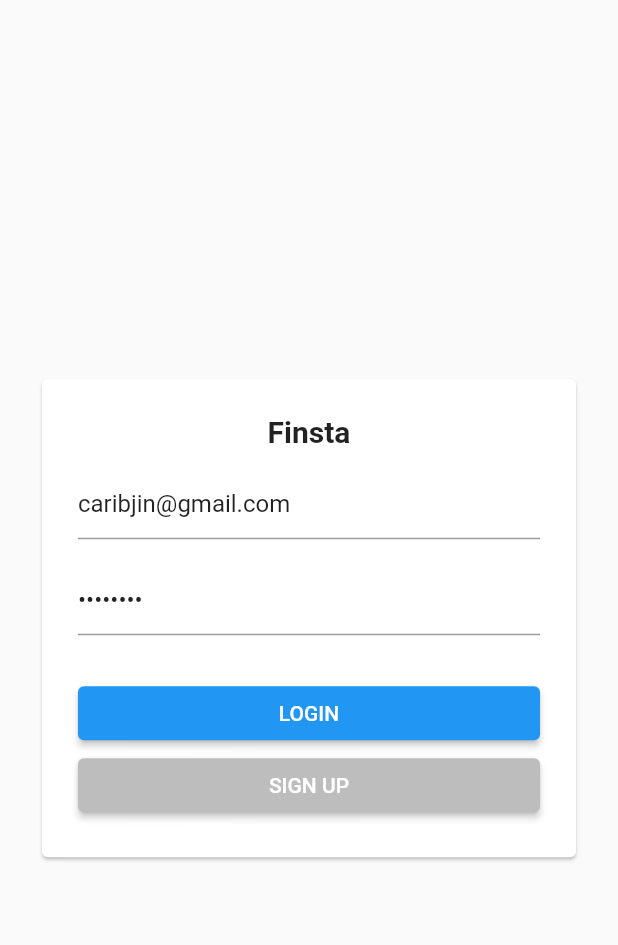
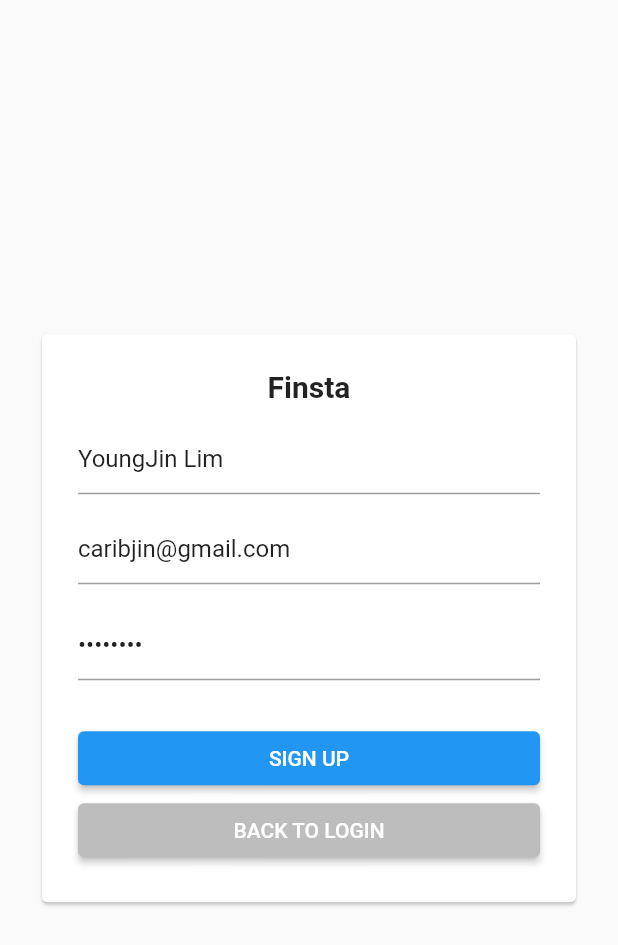
Before and after one commit to caribjin/finsta, a Flutter app: the screen it shows after launch, after a tap on "SIGN UP", on a phone screen of 412 x 824 dp. Shown: the top 945 px of the screen. Run offline on Flutter 3.47's test engine with Material 2 defaults, Android fonts, the phone set to English and light mode, and no system bars; our stand-ins replace bloc, cloud_firestore, equatable, firebase_auth, firebase_core, flutter_bloc; accounts and stored records are empty.

Commit message:
sign up screen 추가 및 login 동작 연결.

```diff
--- a/lib/config/custom_router.dart
+++ b/lib/config/custom_router.dart
@@ -1,6 +1,6 @@
+import 'package:finsta/screens/signup/signup_screen.dart';
 import 'package:flutter/material.dart';
 import 'package:finsta/screens/screens.dart';
-// import 'package:finsta/screens/splash/splash_screen.dart';
 
 class CustomRouter {
   static Route onGenerateRoute(RouteSettings settings) {
@@ -16,6 +16,8 @@ class CustomRouter {
         return SplashScreen.route();
       case LoginScreen.routeName:
         return LoginScreen.route();
+      case SignupScreen.routeName:
+        return SignupScreen.route();
       case NavScreen.routeName:
         return NavScreen.route();
       default:
--- a/lib/main.dart
+++ b/lib/main.dart
@@ -17,6 +17,8 @@ void main() async {
 class MyApp extends StatelessWidget {
   @override
   Widget build(BuildContext context) {
+    // AuthRepository().logOut();
+
     return MultiRepositoryProvider(
       providers: [
         RepositoryProvider(
--- a/lib/screens/login/cubit/login_cubit.dart
+++ b/lib/screens/login/cubit/login_cubit.dart
@@ -26,7 +26,7 @@ class LoginCubit extends Cubit<LoginState> {
 
       emit(state.copyWith(status: LoginStatus.submitting));
 
-      await _authRepository.loginWithEmailAndPassword(email: state.email, password: state.password);
+      await _authRepository.loginWithEmailAndPassword(email: state.email.trim(), password: state.password.trim());
 
       emit(state.copyWith(status: LoginStatus.success));
     } on Failure catch (error) {
--- a/lib/screens/screens.dart
+++ b/lib/screens/screens.dart
@@ -1,3 +1,4 @@
 export 'splash/splash_screen.dart';
 export 'login/login_screen.dart';
+export 'signup/signup_screen.dart';
 export 'nav/nav_screen.dart';
--- a/lib/screens/signup/cubit/signup_cubit.dart
+++ b/lib/screens/signup/cubit/signup_cubit.dart
@@ -30,7 +30,7 @@ class SignupCubit extends Cubit<SignupState> {
 
       emit(state.copyWith(status: SignupStatus.submitting));
 
-      await _authRepository.signUpWithEmailAndPassword(username: state.username, email: state.email, password: state.password);
+      await _authRepository.signUpWithEmailAndPassword(username: state.username.trim(), email: state.email.trim(), password: state.password.trim());
 
       emit(state.copyWith(status: SignupStatus.success));
     } on Failure catch (error) {
--- a/lib/screens/signup/signup_screen.dart
+++ b/lib/screens/signup/signup_screen.dart
@@ -0,0 +1,123 @@
+import 'package:finsta/repositories/repositories.dart';
+import 'package:finsta/widgets/widgets.dart';
+import 'package:flutter/material.dart';
+import 'package:flutter_bloc/flutter_bloc.dart';
+import 'package:finsta/screens/signup/cubit/signup_cubit.dart';
+
+class SignupScreen extends StatelessWidget {
+  static const String routeName = '/signup';
+
+  final GlobalKey<FormState> _formKey = GlobalKey<FormState>();
+
+  static Route route() {
+    return MaterialPageRoute(
+      settings: const RouteSettings(name: routeName),
+      builder: (context) => BlocProvider<SignupCubit>(
+        create: (_) => SignupCubit(
+          authRepository: context.read<AuthRepository>(),
+        ),
+        child: SignupScreen(),
+      ),
+    );
+  }
+
+  void _submitForm(BuildContext context, bool isSubmitting) {
+    if (_formKey.currentState!.validate() && !isSubmitting) {
+      context.read<SignupCubit>().signUpWithCredential();
+    }
+  }
+
+  @override
+  Widget build(BuildContext context) {
+    return GestureDetector(
+      onTap: () => FocusScope.of(context).unfocus(),
+      child: BlocConsumer<SignupCubit, SignupState>(
+        listener: (context, state) {
+          if (state.status == SignupStatus.error) {
+            showDialog(
+              context: context,
+              builder: (context) => ErrorDialog(content: state.failure.message ?? ''),
+            );
+          }
+        },
+        builder: (context, state) {
+          return Scaffold(
+            resizeToAvoidBottomInset: false,
+            body: Center(
+              child: Padding(
+                padding: const EdgeInsets.all(24.0),
+                child: Card(
+                  color: Colors.white,
+                  child: Padding(
+                    padding: const EdgeInsets.all(24.0),
+                    child: Form(
+                      key: _formKey,
+                      child: Column(
+                        mainAxisAlignment: MainAxisAlignment.center,
+                        crossAxisAlignment: CrossAxisAlignment.stretch,
+                        mainAxisSize: MainAxisSize.min,
+                        children: [
+                          const Text(
+                            'Finsta',
+                            style: TextStyle(
+                              fontSize: 20,
+                              fontWeight: FontWeight.bold,
+                            ),
+                            textAlign: TextAlign.center,
+                          ),
+                          const SizedBox(height: 12.0),
+                          TextFormField(
+                              initialValue: 'YoungJin Lim',
+                              decoration: InputDecoration(hintText: 'User Name'),
+                              onChanged: (value) => context.read<SignupCubit>().usernameChanged(value),
+                              validator: (value) {
+                                if (value == null) return null;
+                                return value.trim().isEmpty ? 'Please enter a user name' : null;
+                              }),
+                          const SizedBox(height: 12.0),
+                          TextFormField(
+                            initialValue: 'caribjin@gmail.com',
+                            decoration: InputDecoration(hintText: 'Email'),
+                            onChanged: (value) => context.read<SignupCubit>().emailChanged(value),
+                            validator: (value) {
+                              if (value == null) return null;
+                              return !value.contains('@') ? 'Please enter a valid email' : null;
+                            },
+                          ),
+                          const SizedBox(height: 16.0),
+                          TextFormField(
+                            initialValue: '11211121',
+                            decoration: InputDecoration(hintText: 'Password'),
+                            obscureText: true,
+                            onChanged: (value) => context.read<SignupCubit>().passwordChanged(value),
+                            validator: (value) {
+                              if (value == null) return null;
+                              return value.length < 4 ? 'Must be at least 4 characters' : null;
+                            },
+                          ),
+                          const SizedBox(height: 28.0),
+                          ElevatedButton(
+                            child: Text('SIGN UP'),
+                            onPressed: () => _submitForm(
+                              context,
+                              state.status == SignupStatus.submitting,
+                            ),
+                          ),
+                          ElevatedButton(
+                            child: Text('BACK TO LOGIN'),
+                            style: ElevatedButton.styleFrom(primary: Colors.grey[400]),
+                            onPressed: () => Navigator.of(context).pop(),
+                          ),
+                        ],
+                      ),
+                    ),
+                  ),
+                ),
+              ),
+            ),
+          );
+        },
+      ),
+    );
+  }
+}
--- /dev/null
+++ b/lib/widgets/widgets.dart
@@ -0,0 +1 @@
+export 'error_dialog.dart';
```
Also changed, not shown: lib/screens/login/login_screen.dart (+5 -5 lines), lib/widgets/error_dialog.dart (added, +45 -0 lines).
